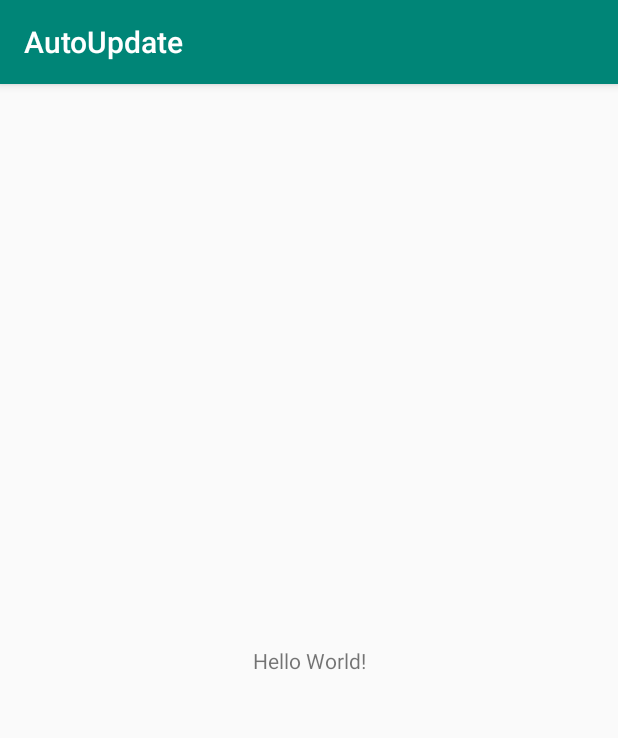
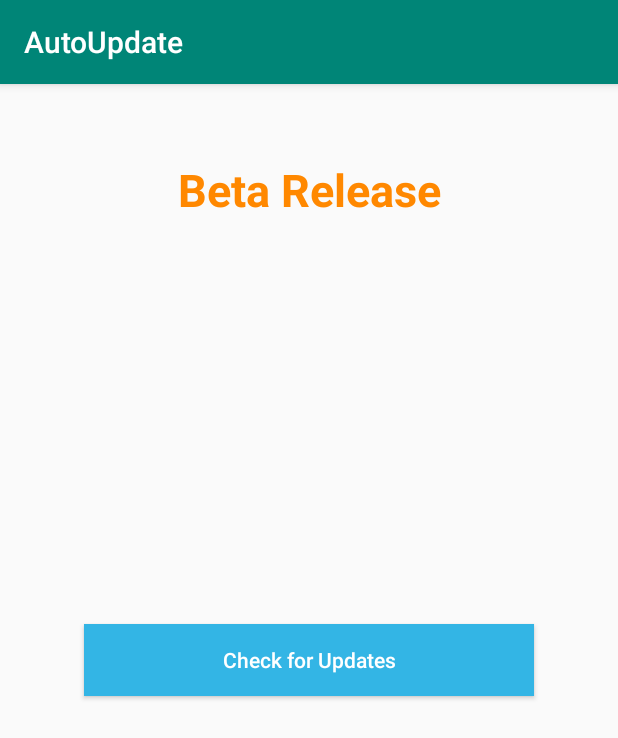
Before and after one commit to muhammadashfaq/AutoUpdate, an Android app: the screen it shows after launch (MainActivity), on a phone screen of 412 x 824 dp. Shown: the top 738 px of the screen. Run offline under Robolectric (Android 15) with nearby library versions, the phone set to English and light mode, and no system bars; libraries missing offline, so code that uses them is left out: com.github.javiersantos.appupdater.

Commit message:
initial Release

```diff
--- a/app/build.gradle
+++ b/app/build.gradle
@@ -26,4 +26,6 @@ dependencies {
     testImplementation 'junit:junit:4.12'
     androidTestImplementation 'androidx.test.ext:junit:1.1.0'
     androidTestImplementation 'androidx.test.espresso:espresso-core:3.1.1'
+    //Auto Update Library
+    implementation 'com.github.javiersantos:AppUpdater:2.7'
 }
--- a/app/src/main/AndroidManifest.xml
+++ b/app/src/main/AndroidManifest.xml
@@ -1,11 +1,15 @@
 <?xml version="1.0" encoding="utf-8"?>
 <manifest xmlns:android="http://schemas.android.com/apk/res/android"
     package="com.techndevs.autoupdate">
+
+    <uses-permission android:name="android.permission.INTERNET"/>
 
     <application
         android:allowBackup="true"
         android:icon="@mipmap/ic_launcher"
         android:label="@string/app_name"
+        android:usesCleartextTraffic="true"
+        android:networkSecurityConfig="@xml/network_security_config"
         android:roundIcon="@mipmap/ic_launcher_round"
         android:supportsRtl="true"
         android:theme="@style/AppTheme">
--- a/app/src/main/java/com/techndevs/autoupdate/MainActivity.java
+++ b/app/src/main/java/com/techndevs/autoupdate/MainActivity.java
@@ -3,12 +3,55 @@ package com.techndevs.autoupdate;
 import androidx.appcompat.app.AppCompatActivity;
 
 import android.os.Bundle;
+import android.view.View;
+import android.widget.Button;
+import android.widget.Toast;
+
+import com.github.javiersantos.appupdater.AppUpdater;
+import com.github.javiersantos.appupdater.AppUpdaterUtils;
+import com.github.javiersantos.appupdater.enums.AppUpdaterError;
+import com.github.javiersantos.appupdater.enums.Duration;
+import com.github.javiersantos.appupdater.enums.UpdateFrom;
+import com.github.javiersantos.appupdater.objects.Update;
 
 public class MainActivity extends AppCompatActivity {
+
+    Button btnAutoUpdate;
 
     @Override
     protected void onCreate(Bundle savedInstanceState) {
         super.onCreate(savedInstanceState);
         setContentView(R.layout.activity_main);
+
+
+        btnAutoUpdate = findViewById(R.id.btn_auto_update);
+
+
+        btnAutoUpdate.setOnClickListener(new View.OnClickListener() {
+            @Override
+            public void onClick(View v) {
+
+                //<---------------------From SERVER JSON------------------->
+
+//                new AppUpdater(MainActivity.this)
+//               .setUpdateFrom(UpdateFrom.JSON).showEvery(5)
+//               .setUpdateJSON("http://techndevs.us/clients/ashfaq/AutoUpdater/update_changelog_json.js")
+
+
+//                <---------------------From GITHUB------------------->
+                new AppUpdater(MainActivity.this).
+                        setUpdateFrom(UpdateFrom.GITHUB).
+                        showAppUpdated(true)
+                        .setGitHubUserAndRepo("muhammadashfaq", "AutoUpdate").
+                        start();
+            }
+        });
+
+
+    }
+
+    @Override
+    protected void onStart() {
+        super.onStart();
     }
 }
--- a/app/src/main/res/layout/activity_main.xml
+++ b/app/src/main/res/layout/activity_main.xml
@@ -1,18 +1,33 @@
 <?xml version="1.0" encoding="utf-8"?>
-<androidx.constraintlayout.widget.ConstraintLayout xmlns:android="http://schemas.android.com/apk/res/android"
+<RelativeLayout xmlns:android="http://schemas.android.com/apk/res/android"
     xmlns:app="http://schemas.android.com/apk/res-auto"
     xmlns:tools="http://schemas.android.com/tools"
     android:layout_width="match_parent"
     android:layout_height="match_parent"
-    tools:context=".MainActivity">
+    tools:context=".MainActivity"
+    >
 
     <TextView
-        android:layout_width="wrap_content"
+        android:layout_width="match_parent"
         android:layout_height="wrap_content"
-        android:text="Hello World!"
-        app:layout_constraintBottom_toBottomOf="parent"
-        app:layout_constraintLeft_toLeftOf="parent"
-        app:layout_constraintRight_toRightOf="parent"
-        app:layout_constraintTop_toTopOf="parent" />
+        android:text="Beta Release"
+        android:textAlignment="center"
+        android:textSize="30sp"
+        android:layout_marginTop="50dp"
+        android:textStyle="bold"
+        android:textColor="@android:color/holo_orange_dark"/>
 
-</androidx.constraintlayout.widget.ConstraintLayout>
+
+    <Button
+        android:id="@+id/btn_auto_update"
+        android:layout_width="300dp"
+        android:layout_height="wrap_content"
+        android:layout_centerInParent="true"
+        android:background="@android:color/holo_blue_light"
+        android:text="Check for Updates"
+        android:textAllCaps="false"
+        android:textColor="@android:color/white"
+        tools:layout_editor_absoluteX="95dp"
+        tools:layout_editor_absoluteY="327dp" />
+
+</RelativeLayout>
--- /dev/null
+++ b/app/src/main/res/xml/network_security_config.xml
@@ -0,0 +1,6 @@
+<?xml version="1.0" encoding="utf-8"?>
+<network-security-config>
+    <domain-config cleartextTrafficPermitted="true">
+        <domain includeSubdomains="true">techndevs.us</domain>
+    </domain-config>
+</network-security-config>
--- a/build.gradle
+++ b/build.gradle
@@ -18,7 +18,9 @@ allprojects {
     repositories {
         google()
         jcenter()
-
+        maven {
+            url "https://jitpack.io"
+        }
     }
 }
 
```
